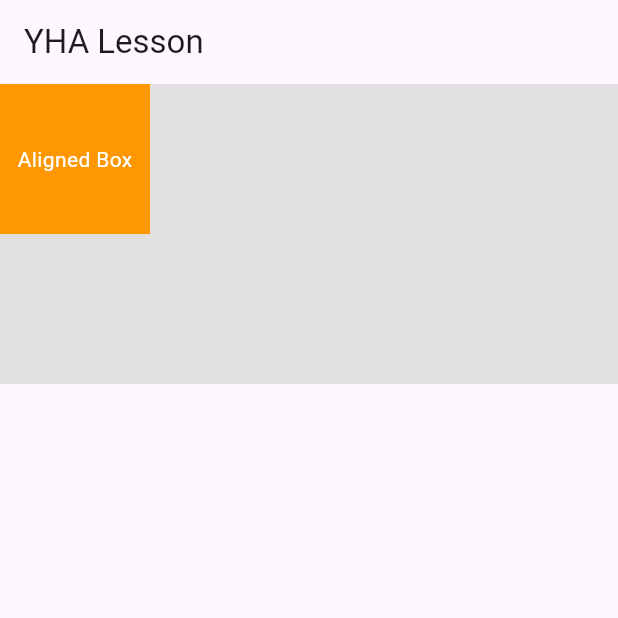
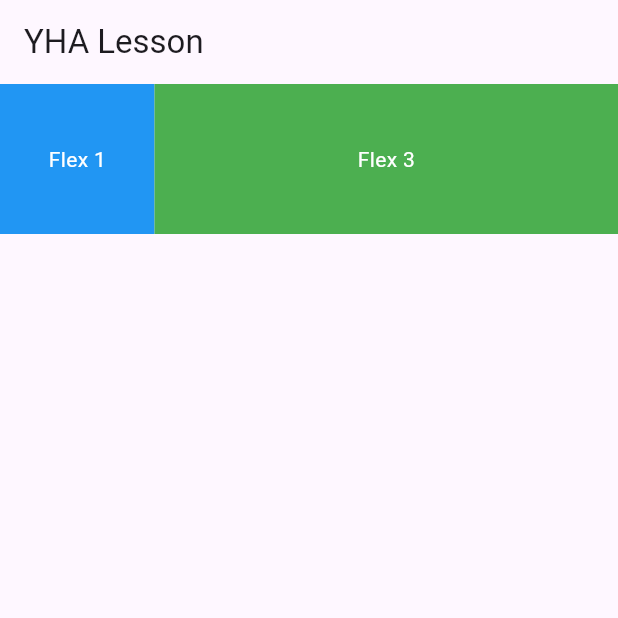
Before and after one commit to hidecard/YHA-flutter-lesson, a Flutter app: the screen it shows after launch, on a phone screen of 412 x 824 dp, the top half of it. Run offline on Flutter 3.47's test engine with Material 3 defaults, Android fonts, the phone set to English and light mode, and no system bars.

Commit message:
Flex lesson

```diff
--- a/lib/main.dart
+++ b/lib/main.dart
@@ -10,21 +10,25 @@ class MyApp extends StatelessWidget {
     return MaterialApp(
       home: Scaffold(
         appBar: AppBar(title: const Text('YHA Lesson')),
-        body: Container(
-          width: double.infinity,
-          height: 200,
-          color: Colors.grey[300],
-          child: Align(
-            alignment: Alignment.topLeft,
-            child: Container(
-              width: 100,
-              height: 100,
-              color: Colors.orange,
-              child: const Center(
-                child: Text('Aligned Box', style: TextStyle(color: Colors.white)),
+        body: Row(
+          children: [
+            Flexible(
+              flex: 1,
+              child: Container(
+                height: 100,
+                color: Colors.blue,
+                child: const Center(child: Text('Flex 1', style: TextStyle(color: Colors.white))),
               ),
             ),
-          ),
+            Flexible(
+              flex: 3,
+              child: Container(
+                height: 100,
+                color: Colors.green,
+                child: const Center(child: Text('Flex 3', style: TextStyle(color: Colors.white))),
+              ),
+            ),
+          ],
         ),
       ),
     );
```
